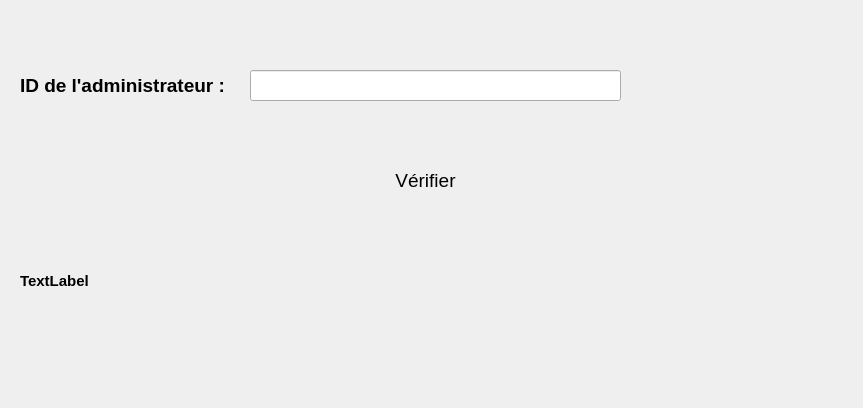
The window that integration_f/verification_administrateur.ui (SeifEddineAmara/smart-cinema-2A4) describes before a commit, drawn with Qt 5.
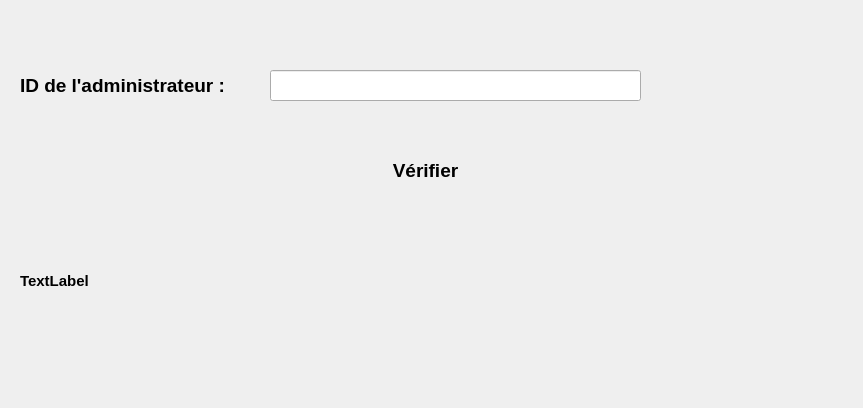
The same window after the commit. Icons and pictures are not drawn.

The edit to the form file:
```diff
--- a/integration_f/verification_administrateur.ui
+++ b/integration_f/verification_administrateur.ui
@@ -39,7 +39,7 @@
   <widget class="QLineEdit" name="lineEdit_id">
    <property name="geometry">
     <rect>
-     <x>250</x>
+     <x>270</x>
      <y>70</y>
      <width>371</width>
      <height>31</height>
@@ -53,7 +53,7 @@
    <property name="geometry">
     <rect>
      <x>340</x>
-     <y>160</y>
+     <y>150</y>
      <width>171</width>
      <height>41</height>
     </rect>
@@ -61,6 +61,8 @@
    <property name="font">
     <font>
      <pointsize>14</pointsize>
+     <weight>75</weight>
+     <bold>true</bold>
     </font>
    </property>
    <property name="styleSheet">
```
